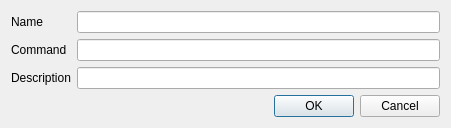
Above: platforms/win/config/shellEdit.ui from KDE/kde-runtime before the change. Below: the same form after it.
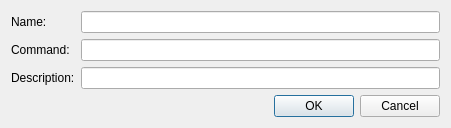
That is the form after the change.

What changed in the file:
```diff
--- a/platforms/win/config/shellEdit.ui
+++ b/platforms/win/config/shellEdit.ui
@@ -25,7 +25,7 @@
       <enum>Qt::RightToLeft</enum>
      </property>
      <property name="text" >
-      <string>Name</string>
+      <string>Name:</string>
      </property>
     </widget>
    </item>
@@ -45,7 +45,7 @@
       <enum>Qt::RightToLeft</enum>
      </property>
      <property name="text" >
-      <string>Command</string>
+      <string>Command:</string>
      </property>
     </widget>
    </item>
@@ -58,7 +58,7 @@
       <enum>Qt::RightToLeft</enum>
      </property>
      <property name="text" >
-      <string>Description</string>
+      <string>Description:</string>
      </property>
     </widget>
    </item>
```
